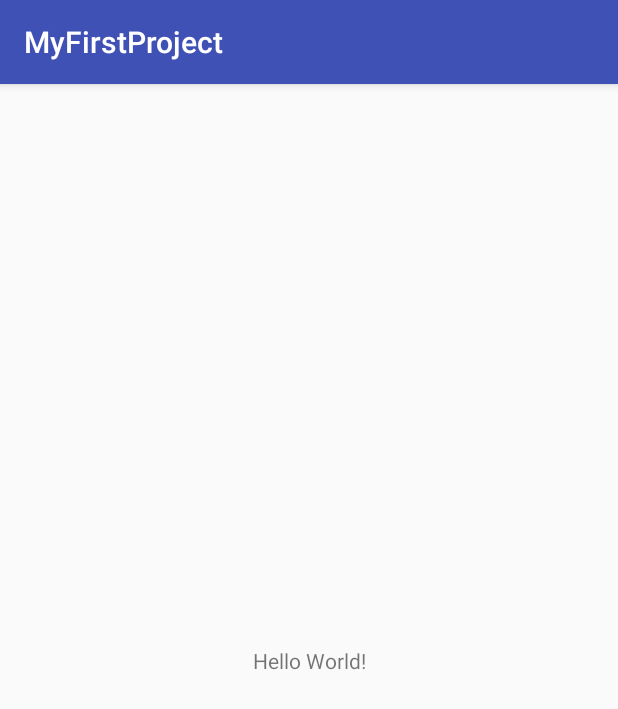
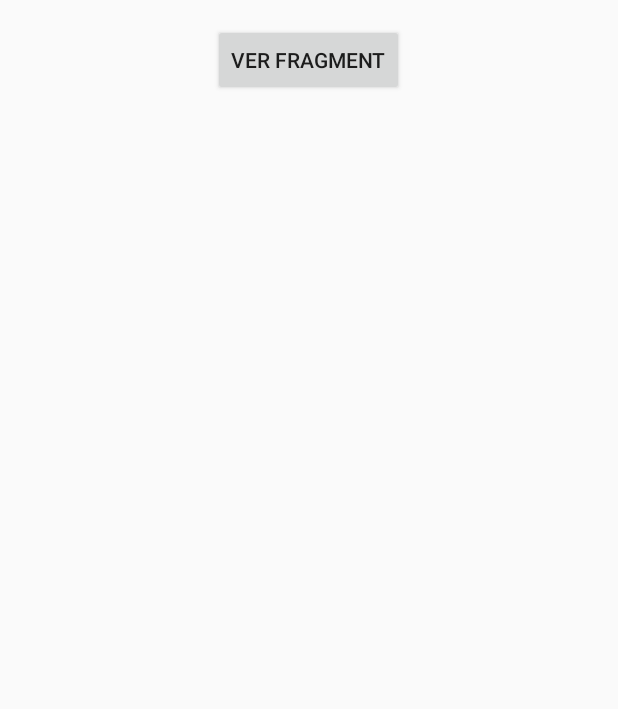
Before and after one commit to kevinrrdev/MyFirstProject, an Android app: the screen it shows after launch (MainActivity), on a phone screen of 412 x 824 dp. Shown: the top 709 px of the screen. Run offline under Robolectric (Android 15) with nearby library versions, the phone set to English and light mode, and no system bars.

Commit message:
Fragment

```diff
--- a/app/build.gradle
+++ b/app/build.gradle
@@ -21,7 +21,9 @@ android {
 dependencies {
     implementation fileTree(dir: 'libs', include: ['*.jar'])
     implementation 'com.android.support:appcompat-v7:27.1.1'
+    implementation 'com.android.support:design:27.1.1'
     implementation 'com.android.support.constraint:constraint-layout:1.1.0'
+    implementation 'com.android.support:support-v4:27.1.1'
     testImplementation 'junit:junit:4.12'
     androidTestImplementation 'com.android.support.test:runner:1.0.2'
     androidTestImplementation 'com.android.support.test.espresso:espresso-core:3.0.2'
--- a/app/src/main/AndroidManifest.xml
+++ b/app/src/main/AndroidManifest.xml
@@ -8,7 +8,8 @@
         android:label="@string/app_name"
         android:roundIcon="@mipmap/ic_launcher_round"
         android:supportsRtl="true"
-        android:theme="@style/AppTheme">
+        android:fullBackupContent="true"
+        android:theme="@style/AppTheme.NoActionBar">
         <activity android:name=".MainActivity">
             <intent-filter>
                 <action android:name="android.intent.action.MAIN" />
@@ -16,6 +17,7 @@
                 <category android:name="android.intent.category.LAUNCHER" />
             </intent-filter>
         </activity>
+        <activity android:name=".TabLayoutActivity"></activity>
     </application>
 
 </manifest>
--- a/app/src/main/java/com/example/kevin/myfirstproject/MainActivity.java
+++ b/app/src/main/java/com/example/kevin/myfirstproject/MainActivity.java
@@ -1,7 +1,10 @@
 package com.example.kevin.myfirstproject;
 
+import android.content.Intent;
 import android.support.v7.app.AppCompatActivity;
 import android.os.Bundle;
+import android.view.View;
+import android.widget.Button;
 import android.widget.Toast;
 
 public class MainActivity extends AppCompatActivity {
@@ -10,6 +13,17 @@ public class MainActivity extends AppCompatActivity {
     protected void onCreate(Bundle savedInstanceState) {
         super.onCreate(savedInstanceState);
         setContentView(R.layout.activity_main);
-        Toast.makeText(this, "Welcome to my project", Toast.LENGTH_SHORT).show();
+
+        Button btnB = findViewById(R.id.btnB);
+
+        btnB.setOnClickListener(new View.OnClickListener() {
+            @Override
+            public void onClick(View v) {
+
+                Intent intent= new Intent(MainActivity.this,TabLayoutActivity.class);
+                startActivity(intent);
+            }
+        });
+
     }
 }
--- /dev/null
+++ b/app/src/main/res/drawable/ic_shopping_cart_black_24dp.xml
@@ -0,0 +1,5 @@
+<vector android:height="24dp" android:tint="#FFFFFF"
+    android:viewportHeight="24.0" android:viewportWidth="24.0"
+    android:width="24dp" xmlns:android="http://schemas.android.com/apk/res/android">
+    <path android:fillColor="#FF000000" android:pathData="M7,18c-1.1,0 -1.99,0.9 -1.99,2S5.9,22 7,22s2,-0.9 2,-2 -0.9,-2 -2,-2zM1,2v2h2l3.6,7.59 -1.35,2.45c-0.16,0.28 -0.25,0.61 -0.25,0.96 0,1.1 0.9,2 2,2h12v-2L7.42,15c-0.14,0 -0.25,-0.11 -0.25,-0.25l0.03,-0.12 0.9,-1.63h7.45c0.75,0 1.41,-0.41 1.75,-1.03l3.58,-6.49c0.08,-0.14 0.12,-0.31 0.12,-0.48 0,-0.55 -0.45,-1 -1,-1L5.21,4l-0.94,-2L1,2zM17,18c-1.1,0 -1.99,0.9 -1.99,2s0.89,2 1.99,2 2,-0.9 2,-2 -0.9,-2 -2,-2z"/>
+</vector>
--- a/app/src/main/res/layout/activity_main.xml
+++ b/app/src/main/res/layout/activity_main.xml
@@ -1,18 +1,19 @@
 <?xml version="1.0" encoding="utf-8"?>
-<android.support.constraint.ConstraintLayout xmlns:android="http://schemas.android.com/apk/res/android"
-    xmlns:app="http://schemas.android.com/apk/res-auto"
+<LinearLayout xmlns:android="http://schemas.android.com/apk/res/android"
+
     xmlns:tools="http://schemas.android.com/tools"
     android:layout_width="match_parent"
     android:layout_height="match_parent"
+    android:orientation="vertical"
     tools:context=".MainActivity">
 
-    <TextView
+    <Button
+        android:id="@+id/btnB"
+        android:layout_gravity="center"
         android:layout_width="wrap_content"
         android:layout_height="wrap_content"
-        android:text="Hello World!"
-        app:layout_constraintBottom_toBottomOf="parent"
-        app:layout_constraintLeft_toLeftOf="parent"
-        app:layout_constraintRight_toRightOf="parent"
-        app:layout_constraintTop_toTopOf="parent" />
+        android:text="Ver Fragment"
+        android:layout_marginTop="16dp"
+        />
 
-</android.support.constraint.ConstraintLayout>
+</LinearLayout>
--- /dev/null
+++ b/app/src/main/res/values/dimens.xml
@@ -0,0 +1,5 @@
+<?xml version="1.0" encoding="utf-8"?>
+<resources>
+    <dimen name="appbar_padding_top">8dp</dimen>
+
+</resources>
--- a/app/src/main/res/values/strings.xml
+++ b/app/src/main/res/values/strings.xml
@@ -1,3 +1,5 @@
 <resources>
-    <string name="app_name">MyFirstProject</string>
+    <string name="app_name">Example</string>
+
+    <string name="tvFragment1">Hello fragment v1</string>
 </resources>
--- a/app/src/main/res/values/styles.xml
+++ b/app/src/main/res/values/styles.xml
@@ -8,4 +8,15 @@
         <item name="colorAccent">@color/colorAccent</item>
     </style>
 
+    <style name="AppTheme.NoActionBar" parent="Theme.AppCompat.Light.NoActionBar">
+        <!-- Customize your theme here. -->
+        <item name="colorPrimary">@color/colorPrimary</item>
+        <item name="colorPrimaryDark">@color/colorPrimaryDark</item>
+        <item name="colorAccent">@color/colorAccent</item>
+    </style>
+
+    <style name="AppTheme.AppBarOverlay" parent="ThemeOverlay.AppCompat.Dark.ActionBar" />
+
+    <style name="AppTheme.PopupOverlay" parent="ThemeOverlay.AppCompat.Light" />
+
 </resources>
```
Also changed, not shown: app/src/main/java/com/example/kevin/myfirstproject/Fragment/Fragmento1.java (added, +39 -0 lines), app/src/main/java/com/example/kevin/myfirstproject/Fragment/Fragmento2.java (added, +41 -0 lines), app/src/main/java/com/example/kevin/myfirstproject/FragmentAdapter.java (added, +32 -0 lines), app/src/main/java/com/example/kevin/myfirstproject/TabLayoutActivity.java (added, +103 -0 lines), app/src/main/res/drawable/notification_drawable.xml (added, +10 -0 lines), app/src/main/res/layout/activity_tab_layout.xml (added, +36 -0 lines), app/src/main/res/layout/fragment_1.xml (added, +11 -0 lines), app/src/main/res/layout/fragment_2.xml (added, +12 -0 lines), app/src/main/res/layout/tool_bar.xml (added, +14 -0 lines), app/src/main/res/menu/menu_main.xml (added, +12 -0 lines).
